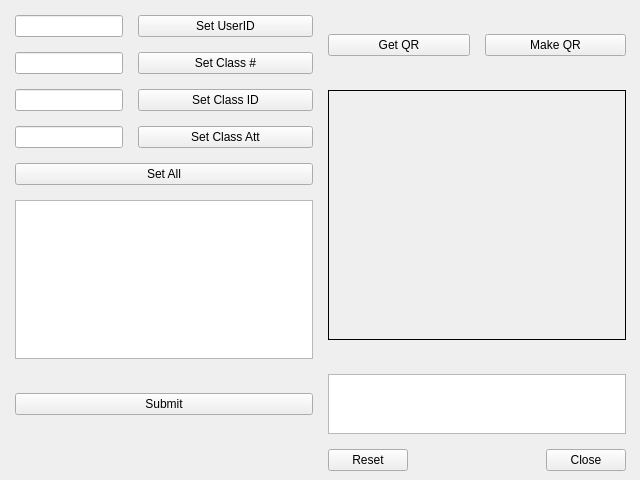
BaconCondensate/university-attendance-atma, file mainui.ui: the form before one commit.
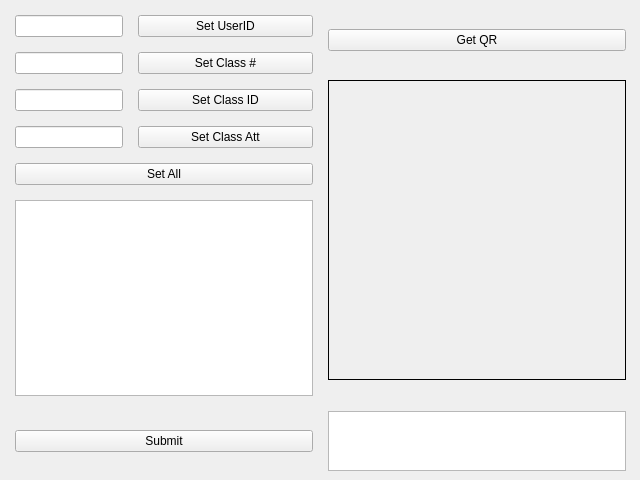
The form after the commit. Icons and pictures are not drawn.

The edit to the form file:
```diff
--- a/mainui.ui
+++ b/mainui.ui
@@ -60,13 +60,6 @@
      <property name="spacing">
       <number>15</number>
      </property>
-     <item row="3" column="1">
-      <widget class="QDialogButtonBox" name="buttonBox">
-       <property name="standardButtons">
-        <set>QDialogButtonBox::Close|QDialogButtonBox::Reset</set>
-       </property>
-      </widget>
-     </item>
      <item row="0" column="0">
       <layout class="QVBoxLayout" name="verticalLayout">
        <item>
@@ -203,13 +196,6 @@
            </property>
           </widget>
          </item>
-         <item>
-          <widget class="QPushButton" name="qr_make_b">
-           <property name="text">
-            <string>Make QR</string>
-           </property>
-          </widget>
-         </item>
         </layout>
        </item>
        <item>
@@ -217,7 +203,7 @@
          <property name="maximumSize">
           <size>
            <width>300</width>
-           <height>250</height>
+           <height>300</height>
           </size>
          </property>
          <property name="acceptDrops">
```
Left out of the diff: 36 changed lines with no effect on the pictures.
